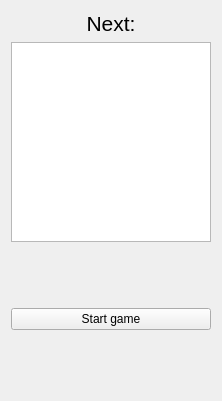
The window that src/menu.ui (MivojBlazek/Tetris) describes before a commit, drawn with Qt 5.
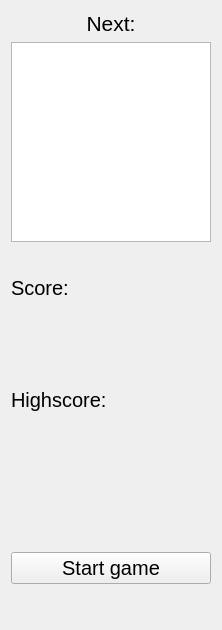
The same window after the commit.

Commit message: Added colors to shapes, score, highscore, grid and accelerating Shapes are shining with different colors User can start game with pressing enter. Added score and highscore that is saved in highscore.json file. After reaching specific score limit it speed up game.

```diff
--- a/src/menu.ui
+++ b/src/menu.ui
@@ -7,7 +7,7 @@
     <x>0</x>
     <y>0</y>
     <width>218</width>
-    <height>401</height>
+    <height>630</height>
    </rect>
   </property>
   <property name="windowTitle">
@@ -45,15 +45,122 @@
      </property>
     </widget>
    </item>
+   <item>
+    <spacer name="verticalSpacer_3">
+     <property name="orientation">
+      <enum>Qt::Vertical</enum>
+     </property>
+     <property name="sizeType">
+      <enum>QSizePolicy::Fixed</enum>
+     </property>
+     <property name="sizeHint" stdset="0">
+      <size>
+       <width>20</width>
+       <height>20</height>
+      </size>
+     </property>
+    </spacer>
+   </item>
+   <item>
+    <widget class="QLabel" name="label_2">
+     <property name="minimumSize">
+      <size>
+       <width>0</width>
+       <height>40</height>
+      </size>
+     </property>
+     <property name="font">
+      <font>
+       <pointsize>15</pointsize>
+      </font>
+     </property>
+     <property name="text">
+      <string>Score:</string>
+     </property>
+    </widget>
+   </item>
+   <item>
+    <widget class="QLabel" name="scoreLabel">
+     <property name="minimumSize">
+      <size>
+       <width>0</width>
+       <height>40</height>
+      </size>
+     </property>
+     <property name="font">
+      <font>
+       <pointsize>15</pointsize>
+      </font>
+     </property>
+     <property name="text">
+      <string/>
+     </property>
+    </widget>
+   </item>
+   <item>
+    <spacer name="verticalSpacer_4">
+     <property name="orientation">
+      <enum>Qt::Vertical</enum>
+     </property>
+     <property name="sizeType">
+      <enum>QSizePolicy::Fixed</enum>
+     </property>
+     <property name="sizeHint" stdset="0">
+      <size>
+       <width>20</width>
+       <height>20</height>
+      </size>
+     </property>
+    </spacer>
+   </item>
+   <item>
+    <widget class="QLabel" name="label_4">
+     <property name="minimumSize">
+      <size>
+       <width>0</width>
+       <height>40</height>
+      </size>
+     </property>
+     <property name="font">
+      <font>
+       <pointsize>15</pointsize>
+      </font>
+     </property>
+     <property name="text">
+      <string>Highscore:</string>
+     </property>
+    </widget>
+   </item>
+   <item>
+    <widget class="QLabel" name="highscoreLabel">
+     <property name="minimumSize">
+      <size>
+       <width>0</width>
+       <height>40</height>
+      </size>
+     </property>
+     <property name="font">
+      <font>
+       <pointsize>15</pointsize>
+      </font>
+     </property>
+     <property name="text">
+      <string/>
+     </property>
+    </widget>
+   </item>
    <item>
     <spacer name="verticalSpacer">
      <property name="orientation">
       <enum>Qt::Vertical</enum>
      </property>
+     <property name="sizeType">
+      <enum>QSizePolicy::Fixed</enum>
+     </property>
      <property name="sizeHint" stdset="0">
       <size>
        <width>20</width>
-       <height>40</height>
+       <height>80</height>
       </size>
      </property>
     </spacer>
@@ -66,6 +173,11 @@
        <height>16777215</height>
       </size>
      </property>
+     <property name="font">
+      <font>
+       <pointsize>15</pointsize>
+      </font>
+     </property>
      <property name="text">
       <string>Start game</string>
      </property>
```
The commit also changes 9 other files.
